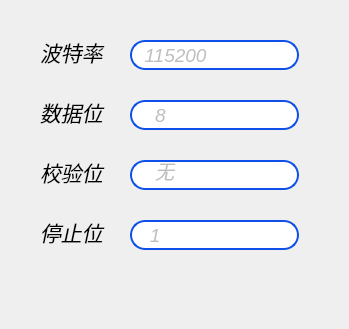
ChinaClever/BusBar-Qt, file setting/setsystem/serialdata.ui: the form before one commit.
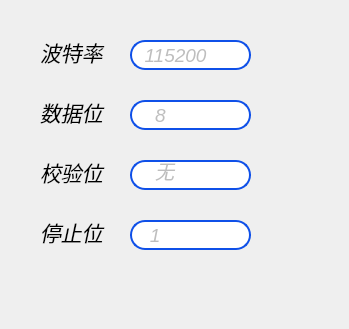
The form after the commit.

Patch:
```diff
--- a/setting/setsystem/serialdata.ui
+++ b/setting/setsystem/serialdata.ui
@@ -106,7 +106,7 @@
     <rect>
      <x>130</x>
      <y>40</y>
-     <width>169</width>
+     <width>121</width>
      <height>30</height>
     </rect>
    </property>
@@ -143,7 +143,7 @@
     <rect>
      <x>130</x>
      <y>100</y>
-     <width>169</width>
+     <width>121</width>
      <height>30</height>
     </rect>
    </property>
@@ -180,7 +180,7 @@
     <rect>
      <x>130</x>
      <y>160</y>
-     <width>169</width>
+     <width>121</width>
      <height>30</height>
     </rect>
    </property>
@@ -217,7 +217,7 @@
     <rect>
      <x>130</x>
      <y>220</y>
-     <width>169</width>
+     <width>121</width>
      <height>30</height>
     </rect>
    </property>
```
